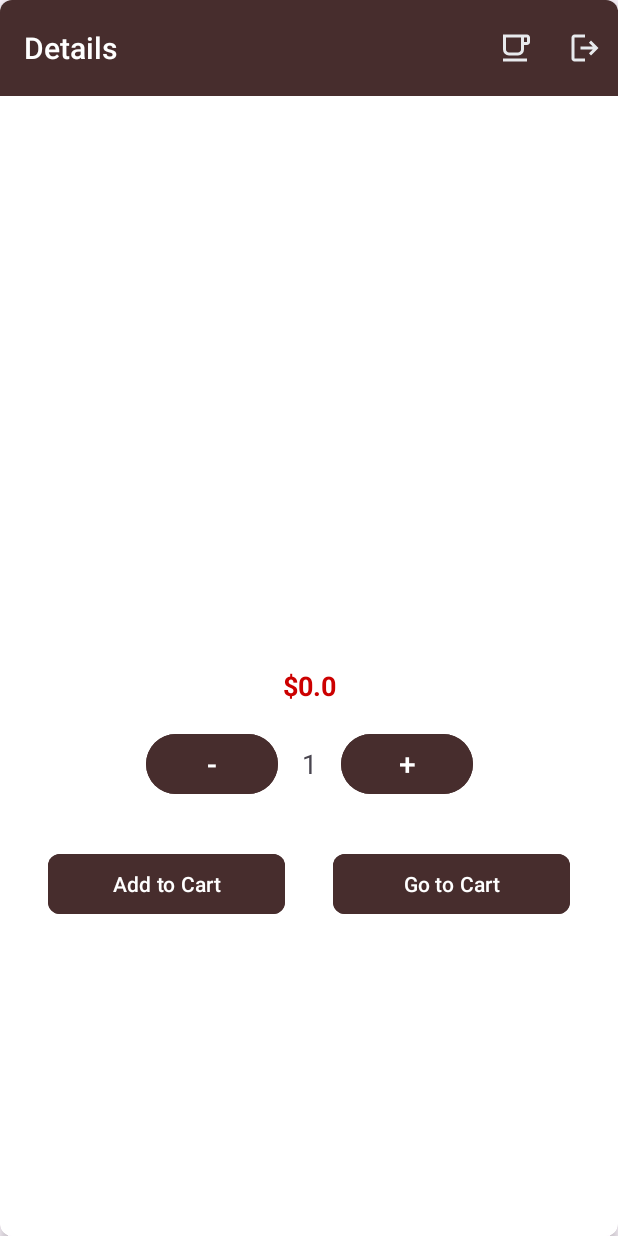
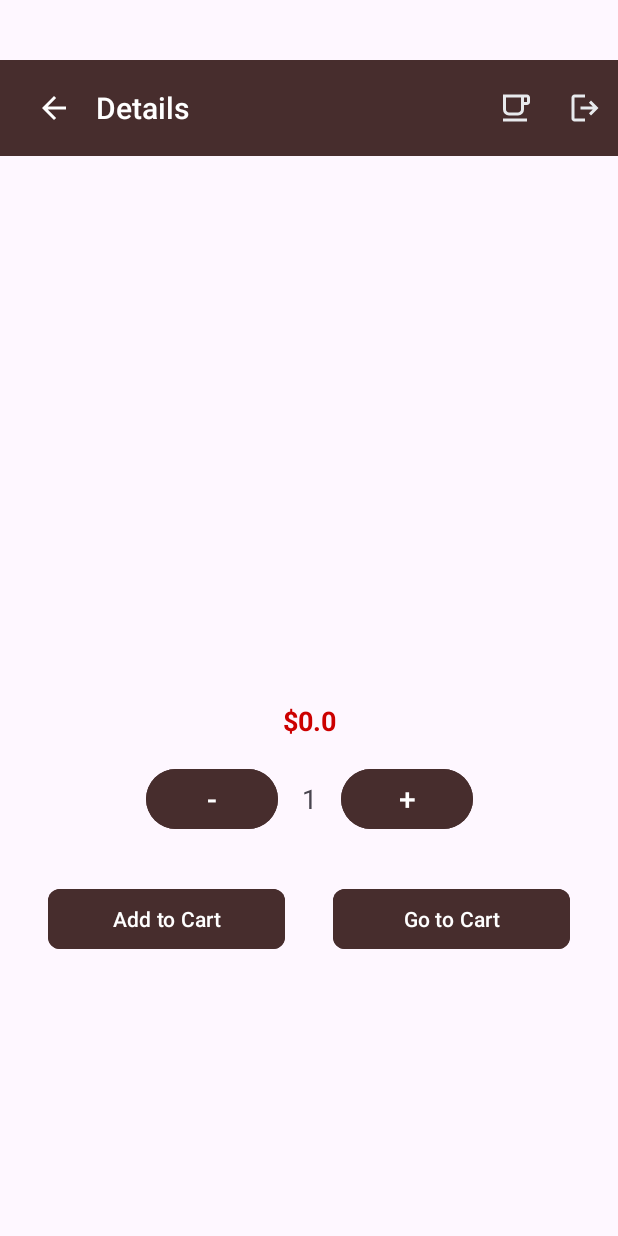
Before and after one commit to dineshnp03/coffeedelight, an Android app: the ProductDetailActivity screen opened directly, with no data from a screen before it, on a phone screen of 412 x 824 dp. Run offline under Robolectric (Android 15) with nearby library versions, the light colour scheme and no system bars; our stand-ins replace Firebase (no records; nobody signed in at launch, a user with empty details on screens opened directly).

Commit message:
added back button and fixed design

```diff
--- a/app/src/main/java/com/project1/coffeedelight/LoginActivity.kt
+++ b/app/src/main/java/com/project1/coffeedelight/LoginActivity.kt
@@ -61,7 +61,7 @@
                 if (task.isSuccessful) {
                     // Sign in success
                     Toast.makeText(this, "Login Successful", Toast.LENGTH_SHORT).show()
-                    navigateToProductsActivity() // Navigate to ProductsActivity after successful login
+                    navigateToProductsActivity()
                 } else {
                     // If sign in fails, display a message to the user
                     Toast.makeText(this, "Login failed: ${task.exception?.message}", Toast.LENGTH_SHORT).show()
@@ -72,12 +72,12 @@
     private fun navigateToProductsActivity() {
         val intent = Intent(this, ProductsActivity::class.java)
         startActivity(intent)
-        finish() // Close LoginActivity so user can't go back to it
+        finish()
     }
 
     private fun navigateToRegister() {
         val intent = Intent(this, RegisterActivity::class.java)
         startActivity(intent)
-        finish() // Close LoginActivity so user can't go back to it
+        finish()
     }
 }
--- a/app/src/main/java/com/project1/coffeedelight/ProductDetailActivity.kt
+++ b/app/src/main/java/com/project1/coffeedelight/ProductDetailActivity.kt
@@ -97,6 +97,11 @@
         }
 
 
+        // Navigates back to the previous Activity
+        val backButton = findViewById<ImageButton>(R.id.back_arrow)
+        backButton.setOnClickListener {
+            onBackPressedDispatcher.onBackPressed()
+        }
         val logoutButton: ImageButton = findViewById(R.id.img_logout)
         val goToCartButton: ImageButton = findViewById(R.id.img_goto_cart)
         // Logout Function
--- /dev/null
+++ b/app/src/main/res/drawable/arrow_back.xml
@@ -0,0 +1,5 @@
+<vector xmlns:android="http://schemas.android.com/apk/res/android" android:autoMirrored="true" android:height="24dp" android:viewportHeight="960" android:viewportWidth="960" android:width="24dp">
+
+    <path android:fillColor="#FFFFFF" android:pathData="m313,520 l224,224 -57,56 -320,-320 320,-320 57,56 -224,224h487v80L313,520Z"/>
+
+</vector>
--- a/app/src/main/res/layout/activity_product_detail.xml
+++ b/app/src/main/res/layout/activity_product_detail.xml
@@ -1,71 +1,93 @@
 <?xml version="1.0" encoding="utf-8"?>
-<androidx.cardview.widget.CardView xmlns:android="http://schemas.android.com/apk/res/android"
+<androidx.constraintlayout.widget.ConstraintLayout xmlns:android="http://schemas.android.com/apk/res/android"
     xmlns:app="http://schemas.android.com/apk/res-auto"
     xmlns:tools="http://schemas.android.com/tools"
-    android:id="@+id/cardViewProductDetail"
     android:layout_width="match_parent"
     android:layout_height="match_parent"
-    app:cardCornerRadius="8dp"
-    app:cardElevation="4dp"
     tools:context=".ProductDetailActivity">
 
     <!-- Toolbar with Logout and Go to Cart -->
+
     <androidx.appcompat.widget.Toolbar
         android:id="@+id/toolbar"
         android:layout_width="match_parent"
         android:layout_height="?attr/actionBarSize"
+        android:layout_marginTop="40dp"
         android:background="@color/bg_color"
-        android:layout_marginBottom="24dp"
+        android:elevation="4dp"
         android:theme="@style/ThemeOverlay.AppCompat.Dark.ActionBar"
-        android:elevation="4dp">
+        app:layout_constraintEnd_toEndOf="parent"
+        app:layout_constraintHorizontal_bias="0.0"
+        app:layout_constraintStart_toStartOf="parent"
+        app:layout_constraintTop_toTopOf="parent">
+
+        <ImageButton
+            android:id="@+id/back_arrow"
+            android:layout_width="wrap_content"
+            android:layout_height="50dp"
+            android:layout_alignParentEnd="true"
+            android:layout_centerVertical="true"
+            android:layout_marginEnd="8dp"
+            android:background="@color/bg_color"
+            android:contentDescription="@string/back"
+            android:padding="8dp"
+            android:src="@drawable/arrow_back"
+            tools:ignore="TouchTargetSizeCheck" />
 
         <TextView
             android:id="@+id/productName"
             android:layout_width="wrap_content"
             android:layout_height="wrap_content"
+            android:layout_gravity="start"
             android:text="@string/details"
-            android:textAppearance="@style/TextAppearance.AppCompat.Widget.ActionBar.Title"
-            android:layout_gravity="start"/>
+            android:textAppearance="@style/TextAppearance.AppCompat.Widget.ActionBar.Title" />
 
         <RelativeLayout
             android:layout_width="wrap_content"
             android:layout_height="match_parent"
-            android:layout_gravity="end">
+            android:layout_gravity="end"
+            tools:layout_editor_absoluteX="125dp">
 
             <ImageButton
                 android:id="@+id/img_logout"
                 android:layout_width="wrap_content"
                 android:layout_height="50dp"
-                android:src="@drawable/logout"
                 android:layout_alignParentEnd="true"
                 android:layout_centerVertical="true"
                 android:background="@color/bg_color"
+                android:contentDescription="@string/logout"
                 android:padding="10dp"
-                android:contentDescription="@string/logout" />
+                android:src="@drawable/logout" />
 
             <ImageButton
                 android:id="@+id/img_goto_cart"
                 android:layout_width="50dp"
                 android:layout_height="50dp"
-                android:src="@drawable/coffee"
+                android:layout_centerVertical="true"
+                android:layout_toStartOf="@id/img_logout"
                 android:background="@color/bg_color"
-                android:layout_toStartOf="@id/img_logout"
-                android:layout_centerVertical="true"
+                android:contentDescription="@string/go_to_cart"
                 android:padding="10dp"
-                android:contentDescription="@string/go_to_cart" />
+                android:src="@drawable/coffee" />
         </RelativeLayout>
     </androidx.appcompat.widget.Toolbar>
 
     <androidx.constraintlayout.widget.ConstraintLayout
+        android:id="@+id/constraintLayout"
         android:layout_width="match_parent"
-        android:layout_height="match_parent"
-        android:padding="16dp">
+        android:layout_height="722dp"
+        android:padding="16dp"
+        app:layout_constraintBottom_toBottomOf="parent"
+        app:layout_constraintEnd_toEndOf="parent"
+        app:layout_constraintHorizontal_bias="0.0"
+        app:layout_constraintStart_toStartOf="parent"
+        app:layout_constraintTop_toBottomOf="@+id/toolbar"
+        app:layout_constraintVertical_bias="0.492">
 
         <ImageView
             android:id="@+id/imageViewProductDetail"
             android:layout_width="0dp"
             android:layout_height="0dp"
-            android:layout_marginTop="80dp"
             android:contentDescription="@string/productimage"
             android:scaleType="centerCrop"
             app:layout_constraintDimensionRatio="16:9"
@@ -78,22 +100,22 @@
             android:id="@+id/textViewProductNameDetail"
             android:layout_width="0dp"
             android:layout_height="wrap_content"
+            android:padding="16dp"
             android:textSize="24sp"
             android:textStyle="bold"
-            android:padding="16dp"
-            app:layout_constraintTop_toBottomOf="@id/imageViewProductDetail"
+            app:layout_constraintEnd_toEndOf="parent"
             app:layout_constraintStart_toStartOf="parent"
-            app:layout_constraintEnd_toEndOf="parent" />
+            app:layout_constraintTop_toBottomOf="@id/imageViewProductDetail" />
 
         <TextView
             android:id="@+id/textViewProductDescriptionDetail"
             android:layout_width="0dp"
             android:layout_height="wrap_content"
+            android:padding="16dp"
             android:textSize="16sp"
-            android:padding="16dp"
-            app:layout_constraintTop_toBottomOf="@id/textViewProductNameDetail"
+            app:layout_constraintEnd_toEndOf="parent"
             app:layout_constraintStart_toStartOf="parent"
-            app:layout_constraintEnd_toEndOf="parent" />
+            app:layout_constraintTop_toBottomOf="@id/textViewProductNameDetail" />
 
         <TextView
             android:id="@+id/textViewProductPriceDetail"
@@ -111,18 +133,18 @@
             android:id="@+id/quantityLayout"
             android:layout_width="wrap_content"
             android:layout_height="wrap_content"
+            android:gravity="center"
             android:orientation="horizontal"
-            android:gravity="center"
-            app:layout_constraintTop_toBottomOf="@id/textViewProductPriceDetail"
+            app:layout_constraintEnd_toEndOf="parent"
             app:layout_constraintStart_toStartOf="parent"
-            app:layout_constraintEnd_toEndOf="parent">
+            app:layout_constraintTop_toBottomOf="@id/textViewProductPriceDetail">
 
             <Button
                 android:id="@+id/buttonDecreaseQuantity"
                 android:layout_width="wrap_content"
                 android:layout_height="wrap_content"
+                android:backgroundTint="@color/bg_color"
                 android:text="@string/minus"
-                android:backgroundTint="@color/bg_color"
                 android:textSize="20sp" />
 
             <TextView
@@ -131,15 +153,15 @@
                 android:layout_height="wrap_content"
                 android:layout_marginStart="16dp"
                 android:layout_marginEnd="16dp"
-                android:textSize="18sp"
-                android:text="@string/one" />
+                android:text="@string/one"
+                android:textSize="18sp" />
 
             <Button
                 android:id="@+id/buttonIncreaseQuantity"
                 android:layout_width="wrap_content"
                 android:layout_height="wrap_content"
+                android:backgroundTint="@color/bg_color"
                 android:text="@string/plus"
-                android:backgroundTint="@color/bg_color"
                 android:textSize="20sp" />
         </LinearLayout>
 
@@ -147,20 +169,20 @@
             style="?android:attr/buttonBarStyle"
             android:layout_width="0dp"
             android:layout_height="wrap_content"
+            android:layout_marginTop="32dp"
             android:orientation="horizontal"
-            android:layout_marginTop="32dp"
-            app:layout_constraintTop_toBottomOf="@id/quantityLayout"
+            app:layout_constraintEnd_toEndOf="parent"
             app:layout_constraintStart_toStartOf="parent"
-            app:layout_constraintEnd_toEndOf="parent">
+            app:layout_constraintTop_toBottomOf="@id/quantityLayout">
 
             <Button
                 android:id="@+id/buttonAddToCart"
                 style="?android:attr/buttonBarButtonStyle"
                 android:layout_width="0dp"
                 android:layout_height="wrap_content"
-                android:layout_weight="1"
                 android:layout_marginStart="16dp"
                 android:layout_marginEnd="16dp"
+                android:layout_weight="1"
                 android:backgroundTint="@color/bg_color"
                 android:text="@string/add_to_cart"
                 android:textColor="@android:color/white"
@@ -171,15 +193,15 @@
                 style="?android:attr/buttonBarButtonStyle"
                 android:layout_width="0dp"
                 android:layout_height="wrap_content"
-                android:layout_weight="1"
                 android:layout_marginStart="16dp"
                 android:layout_marginEnd="16dp"
+                android:layout_weight="1"
                 android:backgroundTint="@color/bg_color"
+                android:text="@string/go_to_cart"
                 android:textColor="@android:color/white"
-                app:cornerRadius="8dp"
-                android:text="@string/go_to_cart" />
+                app:cornerRadius="8dp" />
         </LinearLayout>
 
     </androidx.constraintlayout.widget.ConstraintLayout>
 
-</androidx.cardview.widget.CardView>
+</androidx.constraintlayout.widget.ConstraintLayout>
--- a/app/src/main/res/values/strings.xml
+++ b/app/src/main/res/values/strings.xml
@@ -50,4 +50,6 @@
     <string name="product_description">Product Description</string>
     <string name="_0_00">$0.00</string>
     <string name="remove">Remove</string>
+    <string name="cart">Cart</string>
+    <string name="back">Back</string>
 </resources>
```
Also changed, not shown: app/src/main/java/com/project1/coffeedelight/CartActivity.kt (+20 -2 lines), app/src/main/java/com/project1/coffeedelight/CheckoutActivity.kt (+22 -0 lines), app/src/main/res/layout/activity_cart.xml (+15 -0 lines), app/src/main/res/layout/activity_checkout.xml (+14 -0 lines).
